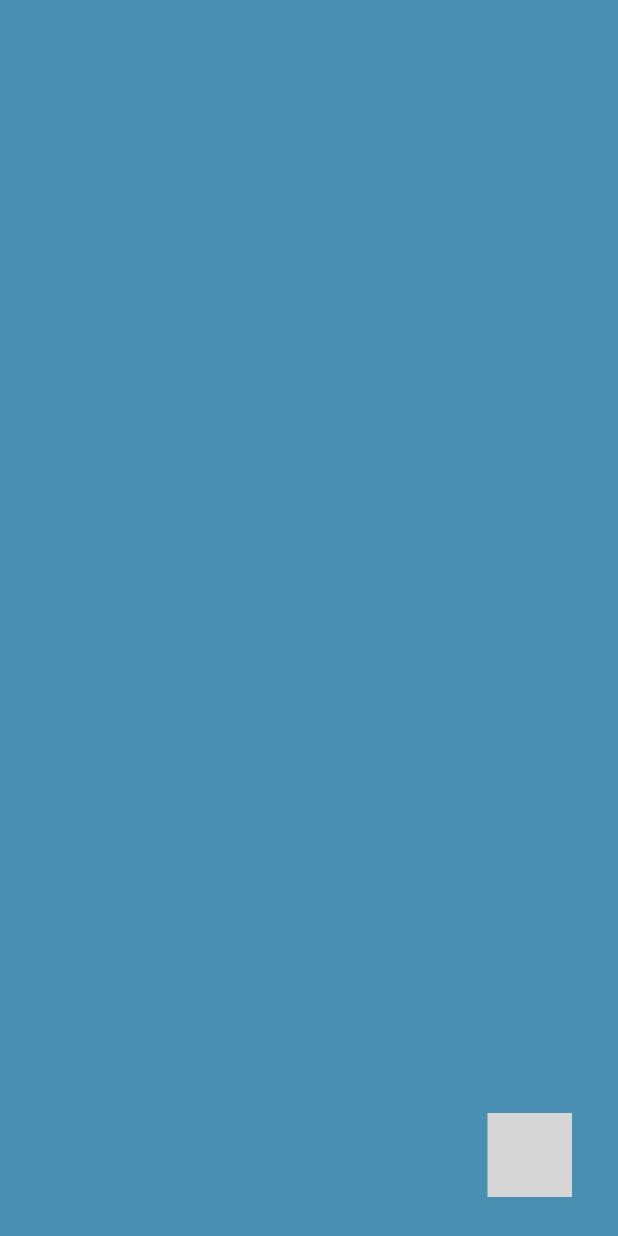
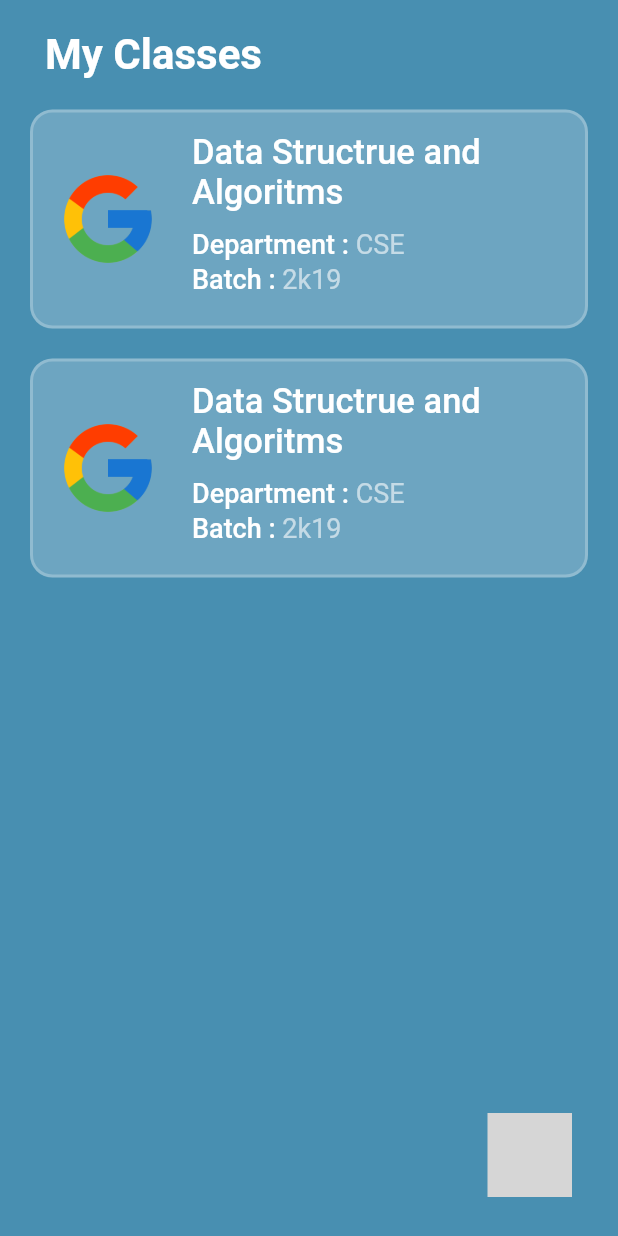
Before and after one commit to beowulf-rohan/DSC-Solution-Challange, a Flutter app: the TeacherHome screen opened by its route, on a phone screen of 412 x 824 dp. Run offline on Flutter 3.47's test engine with Material 2 defaults, Android fonts, the light colour scheme and no system bars; our stand-ins replace modal_progress_hud, rflutter_alert, shared_preferences; missing offline and left inert: fab_circular_menu; accounts and stored records are empty; Roboto replaces fonts that are missing (Fredoka); grey boxes are pictures that could not be loaded.

Commit message:
teacher home screen updated

```diff
--- a/lib/screens/TeacherScreen/TeacherHome.dart
+++ b/lib/screens/TeacherScreen/TeacherHome.dart
@@ -1,4 +1,5 @@
 import 'package:demo/constants.dart';
+import 'package:demo/screens/TeacherScreen/TeacherReusable.dart';
 import 'package:fab_circular_menu/fab_circular_menu.dart';
 import 'package:flutter/material.dart';
 
@@ -13,7 +14,23 @@ class _TeacherHomeState extends State<TeacherHome> {
   //final primaryColor = Color(0xFF488fb1);
   @override
   Widget build(BuildContext context) {
-    return Scaffold(
+    return SafeArea(
+      child: Scaffold(
+        body: Column(
+          children: [
+            HeadingText(text: "My Classes"),
+            ClassCard(
+                path: "",
+                className: "Data Structrue and Algoritms",
+                department: "CSE",
+                batch: "2k19"),
+            ClassCard(
+                path: "",
+                className: "Data Structrue and Algoritms",
+                department: "CSE",
+                batch: "2k19"),
+          ],
+        ),
         backgroundColor: kPrimaryColor,
         floatingActionButton: Padding(
           padding: EdgeInsets.only(bottom: 10, right: 15, top: 0, left: 0),
@@ -50,7 +67,8 @@ class _TeacherHomeState extends State<TeacherHome> {
                 },
                 shape: CircleBorder(),
                 padding: const EdgeInsets.all(12.0),
-              child: Icon(Icons.person_rounded, size: 30, color: kPrimaryColor),
+                child:
+                    Icon(Icons.person_rounded, size: 30, color: kPrimaryColor),
               ),
               RawMaterialButton(
                 onPressed: () {
@@ -63,6 +81,7 @@ class _TeacherHomeState extends State<TeacherHome> {
             ],
           ),
         ),
+      ),
     );
   }
 
--- a/pubspec.yaml
+++ b/pubspec.yaml
@@ -63,9 +63,8 @@ flutter:
   uses-material-design: true
 
   # To add assets to your application, add an assets section, like this:
-#  assets:
-#    - assets/images/
-#    - assets/icons/
+  assets:
+    - images/
 
   # An image asset can refer to one or more resolution-specific "variants", see
   # https://flutter.dev/assets-and-images/#resolution-aware.
```
Also changed, not shown: images/google.png (added). Lines whose indentation alone changed are shown as unchanged.
